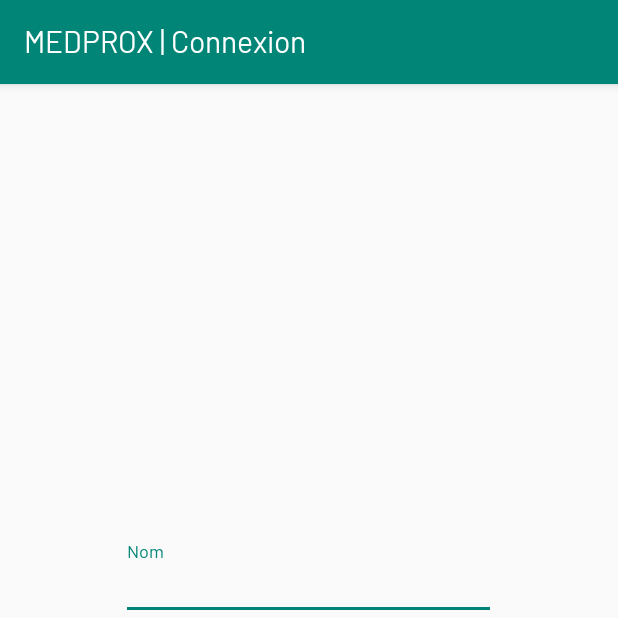
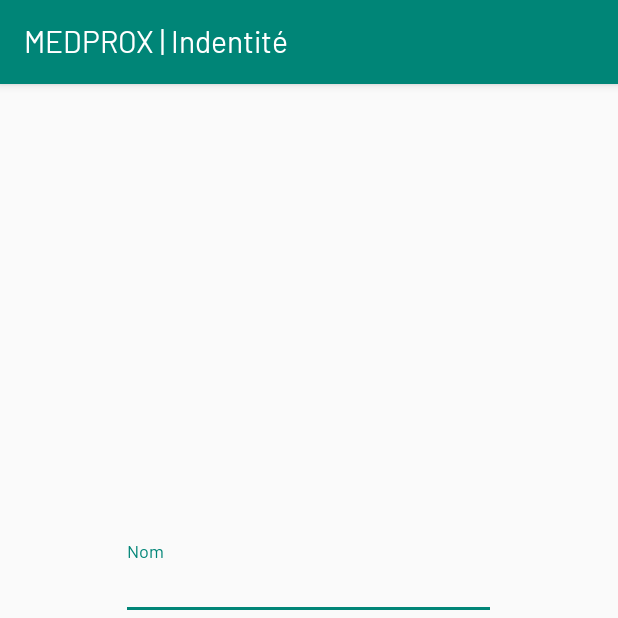
Before and after one commit to eric-ampire/doctor-manager, an Android app: the IdentityFragment screen opened directly, with no data from a screen before it, on a phone screen of 412 x 824 dp, the top half of it. Run offline under Robolectric (Android 15) with nearby library versions, the phone set to English and light mode, and no system bars.

Commit message:
Mise en place du module de modification du titre se trouvant dans le toolbar

```diff
--- a/app/src/main/java/com/pbreakers/medprox/activity/authentification/fragment/IdentityFragment.kt
+++ b/app/src/main/java/com/pbreakers/medprox/activity/authentification/fragment/IdentityFragment.kt
@@ -20,7 +20,7 @@ class IdentityFragment : Fragment() {
 
     override fun onCreate(savedInstanceState: Bundle?) {
         super.onCreate(savedInstanceState)
-        activity?.title = "MEDPROX | Connexion"
+        activity?.title = "MEDPROX | Indentité"
     }
 
     override fun onCreateView(inflater: LayoutInflater, container: ViewGroup?,
```
